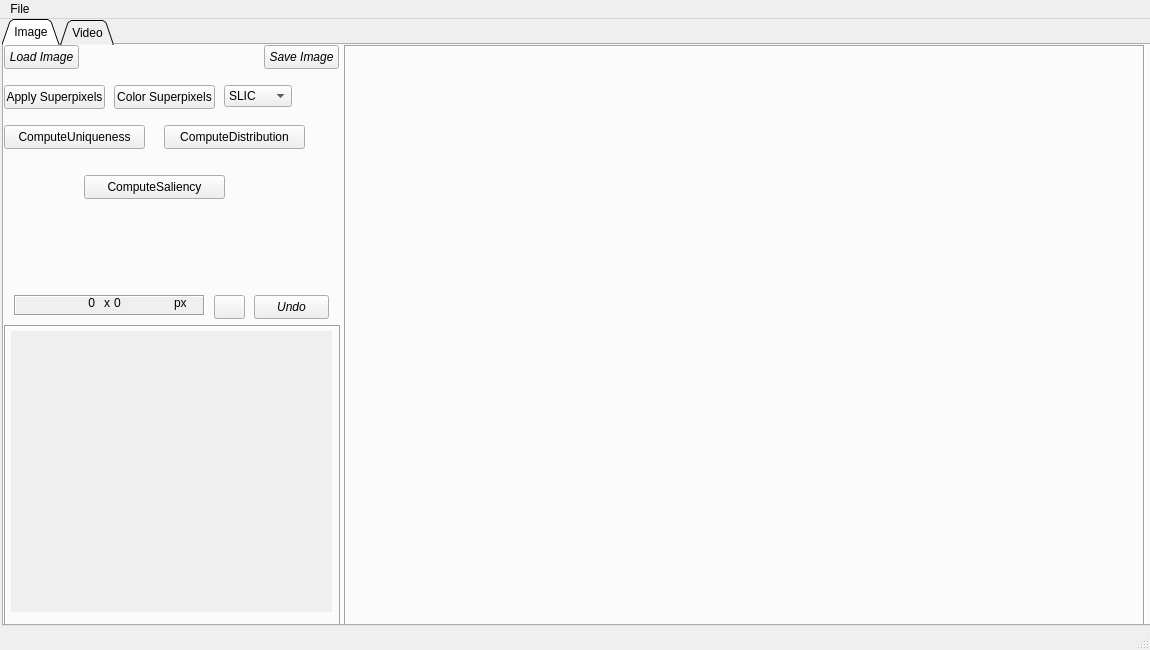
arthurdovlatyan/SalientVideoSegmentation, file ThesisProject/MainWindow.ui: the form before one commit.
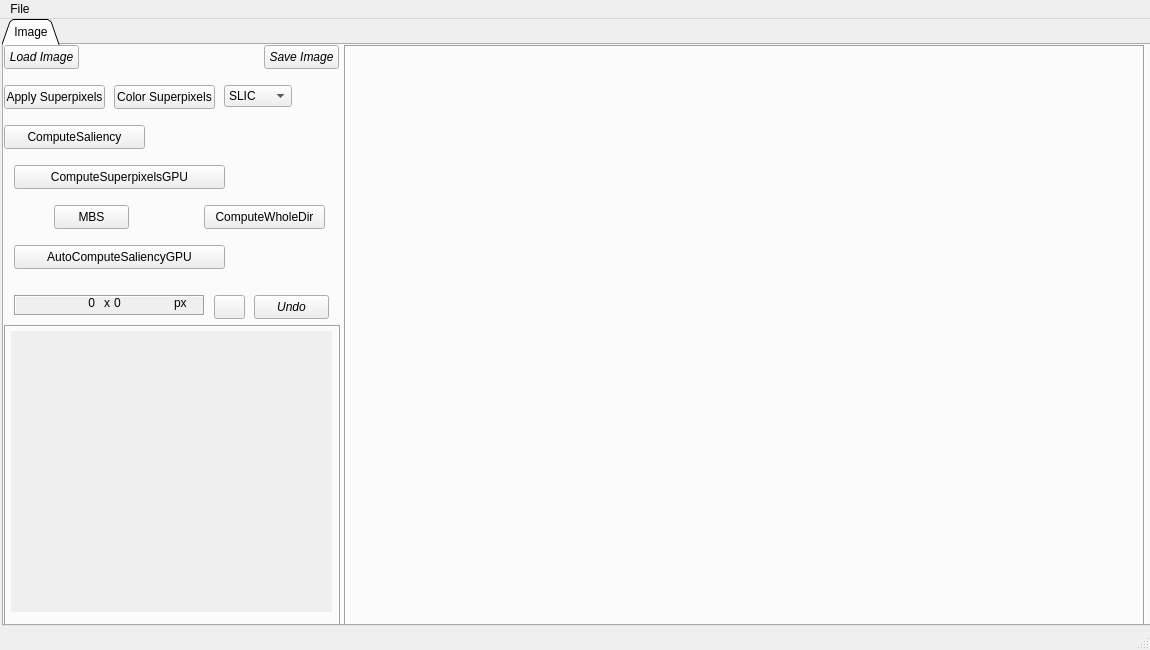
The form after the commit. Icons and pictures are not drawn.

Diff of the .ui file:
```diff
--- a/ThesisProject/MainWindow.ui
+++ b/ThesisProject/MainWindow.ui
@@ -369,40 +369,61 @@
        </rect>
       </property>
       <property name="text">
-       <string>ComputeUniqueness</string>
-      </property>
-     </widget>
-     <widget class="QPushButton" name="pushButton_image_computeDistribution">
-      <property name="geometry">
-       <rect>
-        <x>160</x>
-        <y>80</y>
-        <width>141</width>
-        <height>24</height>
-       </rect>
-      </property>
-      <property name="text">
-       <string>ComputeDistribution</string>
-      </property>
-     </widget>
-     <widget class="QPushButton" name="pushButton_ComputeSaliency">
-      <property name="geometry">
-       <rect>
-        <x>80</x>
-        <y>130</y>
-        <width>141</width>
-        <height>24</height>
-       </rect>
-      </property>
-      <property name="text">
        <string>ComputeSaliency</string>
       </property>
      </widget>
-    </widget>
-    <widget class="QWidget" name="tab_2">
-     <attribute name="title">
-      <string>Video</string>
-     </attribute>
+     <widget class="QPushButton" name="pushButton_ComputeSaliency">
+      <property name="geometry">
+       <rect>
+        <x>10</x>
+        <y>200</y>
+        <width>211</width>
+        <height>24</height>
+       </rect>
+      </property>
+      <property name="text">
+       <string>AutoComputeSaliencyGPU</string>
+      </property>
+     </widget>
+     <widget class="QPushButton" name="pushButton_cimputeSaliencyGPU">
+      <property name="geometry">
+       <rect>
+        <x>10</x>
+        <y>120</y>
+        <width>211</width>
+        <height>24</height>
+       </rect>
+      </property>
+      <property name="text">
+       <string>ComputeSuperpixelsGPU</string>
+      </property>
+     </widget>
+     <widget class="QPushButton" name="pushButton_MBS">
+      <property name="geometry">
+       <rect>
+        <x>50</x>
+        <y>160</y>
+        <width>75</width>
+        <height>24</height>
+       </rect>
+      </property>
+      <property name="text">
+       <string>MBS</string>
+      </property>
+     </widget>
+     <widget class="QPushButton" name="pushButton_computeWholeDir">
+      <property name="geometry">
+       <rect>
+        <x>200</x>
+        <y>160</y>
+        <width>121</width>
+        <height>24</height>
+       </rect>
+      </property>
+      <property name="text">
+       <string>ComputeWholeDir</string>
+      </property>
+     </widget>
     </widget>
    </widget>
   </widget>
```
